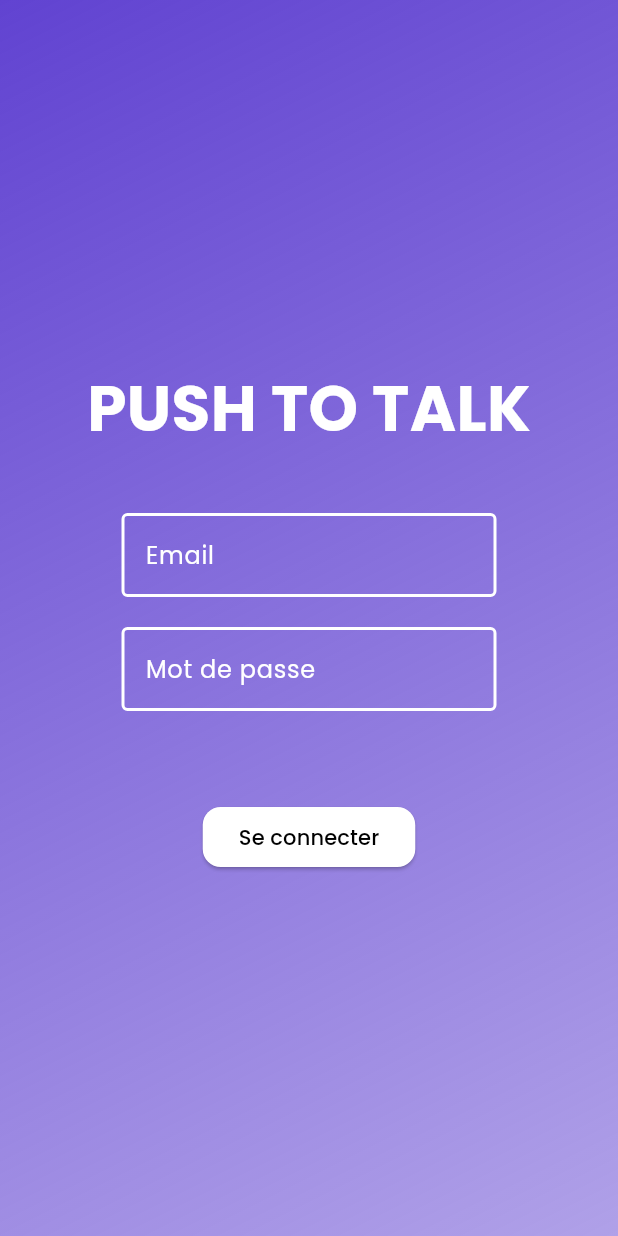
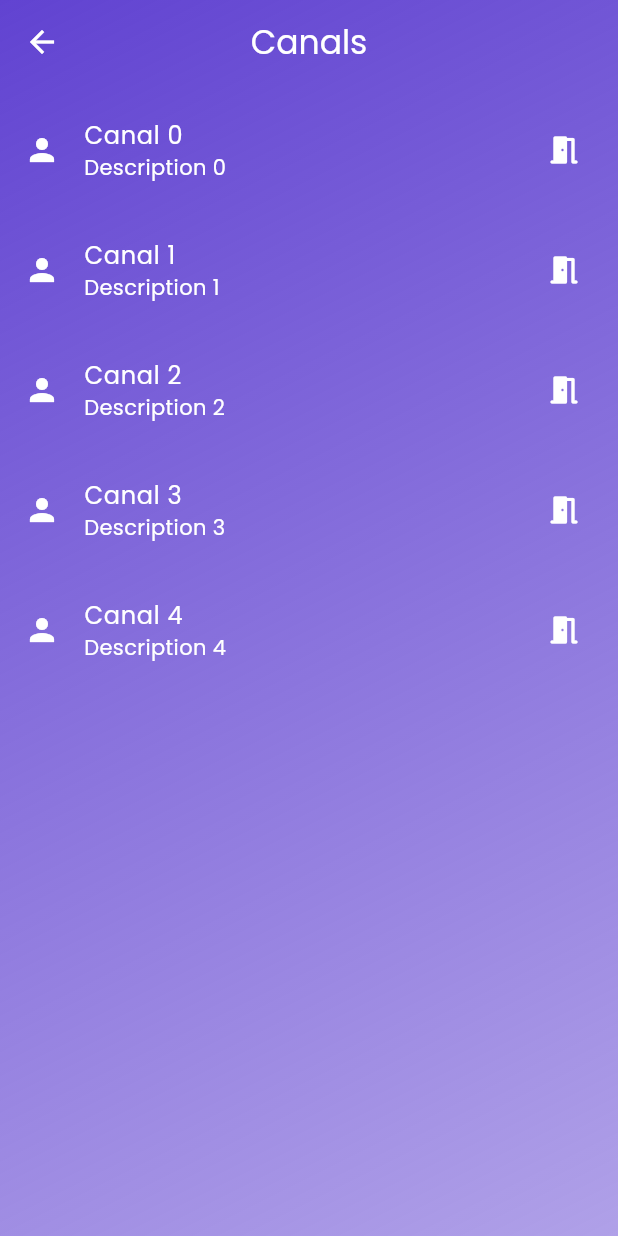
Before and after one commit to jvondermarck/alcatel-frontend, a Flutter app: the screen it shows after launch, after a tap on "Se connecter", on a phone screen of 412 x 824 dp. Run offline on Flutter 3.47's test engine with Material 2 defaults, Android fonts, the phone set to English and light mode, and no system bars.

Commit message:
feat: :sparkles: add CanalsPage after login

```diff
--- /dev/null
+++ b/lib/pages/canals_page.dart
@@ -0,0 +1,53 @@
+import 'package:flutter/material.dart';
+import 'package:pushtotalk/utils/colors.dart';
+
+class CanalsPage extends StatefulWidget {
+  const CanalsPage({super.key});
+
+  @override
+  State<CanalsPage> createState() => _CanalsPageState();
+}
+
+class _CanalsPageState extends State<CanalsPage> {
+  @override
+  Widget build(BuildContext context) {
+    Widget canalTile(String title, String subtitle) {
+      return Padding(
+        padding: const EdgeInsets.only(top: 8.0),
+        child: ListTile(
+          title: Text(title),
+          subtitle: Text(subtitle),
+          leading: const Icon(Icons.person),
+          iconColor: Colors.white,
+          textColor: Colors.white,
+          trailing: const Icon(Icons.meeting_room_rounded),
+        ),
+      );
+    }
+
+    return Container(
+        decoration: const BoxDecoration(
+            gradient: LinearGradient(
+                begin: Alignment.topLeft,
+                end: Alignment.bottomRight,
+                colors: [
+              primaryColor,
+              primaryColorLight,
+            ])),
+        child: Scaffold(
+          backgroundColor: Colors.transparent,
+          appBar: AppBar(
+            backgroundColor: Colors.transparent,
+            elevation: 0,
+            title: const Text('Canals'),
+            foregroundColor: Colors.white,
+            centerTitle: true,
+          ),
+          body: ListView.builder(
+              itemCount: 5,
+              itemBuilder: (context, index) {
+                return canalTile('Canal $index', 'Description $index');
+              }),
+        ));
+  }
+}
--- a/lib/pages/home_page.dart
+++ b/lib/pages/home_page.dart
@@ -1,6 +1,7 @@
 import 'package:flutter/material.dart';
 import 'package:pushtotalk/components/custom_text_field.dart';
 import 'package:pushtotalk/utils/colors.dart';
+import 'package:pushtotalk/pages/canals_page.dart';
 
 class HomePage extends StatefulWidget {
   const HomePage({super.key});
@@ -43,7 +44,14 @@ class _MyHomePageState extends State<HomePage> {
                 height: 40,
               ),
               ElevatedButton(
-                onPressed: () {},
+                onPressed: () {
+                  Navigator.push(
+                    context,
+                    MaterialPageRoute(
+                      builder: (context) => const CanalsPage(),
+                    ),
+                  );
+                },
                 style: ElevatedButton.styleFrom(
                     foregroundColor: Colors.black,
                     backgroundColor: Colors.white,
```
